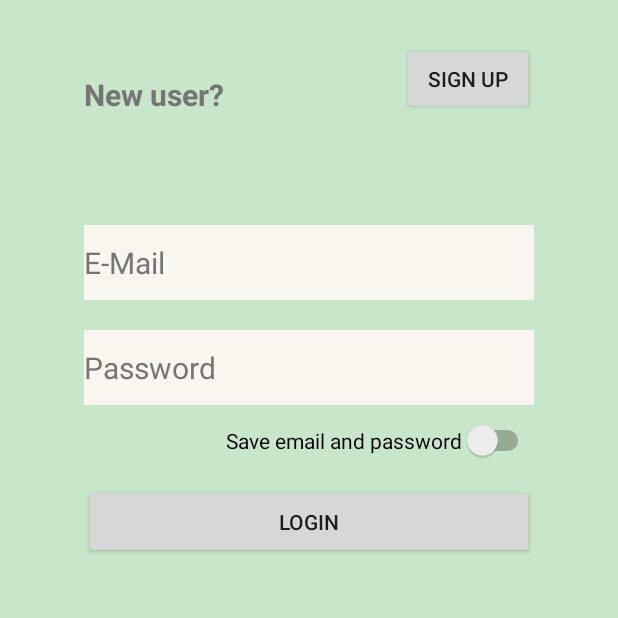
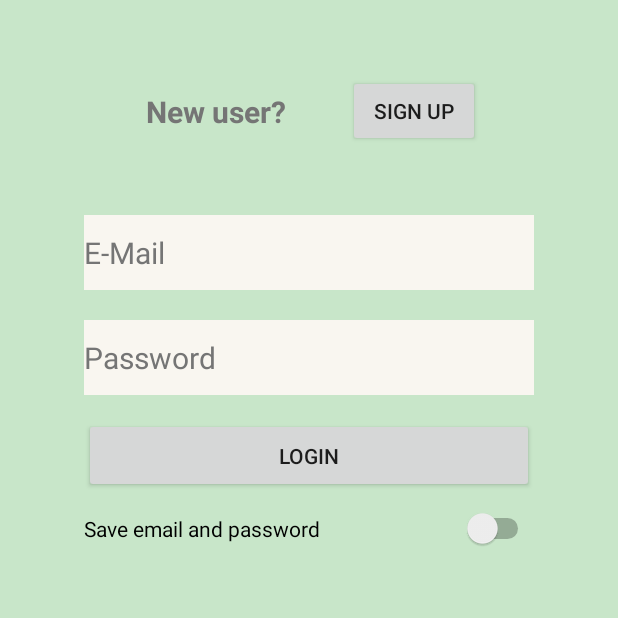
Before and after one commit to PasqualeSansonna/MovingFast, an Android app: the screen it shows after launch (LoginActivity), on a phone screen of 412 x 824 dp, the top half of it. Run offline under Robolectric (Android 15) with nearby library versions, the phone set to English and light mode, and no system bars.

Commit message:
Layout SignUp aggiornato con scrollView e tablelayout

```diff
--- a/app/src/main/AndroidManifest.xml
+++ b/app/src/main/AndroidManifest.xml
@@ -22,7 +22,9 @@
         android:supportsRtl="true"
         android:theme="@style/AppTheme"
         tools:ignore="AllowBackup">
-        <activity android:name=".SignUpActivity" android:theme="@style/Theme.AppCompat.Light.NoActionBar"/>
+        <activity android:name=".SignUpActivity"
+            android:theme="@style/Theme.AppCompat.Light.NoActionBar"
+            android:screenOrientation="fullSensor"/>
         <activity android:name=".LoginActivity" android:theme="@style/Theme.AppCompat.Light.NoActionBar" />
         <activity android:name=".SplashActivity" android:theme="@style/Theme.AppCompat.Light.NoActionBar">
             <intent-filter>
--- a/app/src/main/res/layout/activity_login.xml
+++ b/app/src/main/res/layout/activity_login.xml
@@ -1,82 +1,136 @@
 <?xml version="1.0" encoding="utf-8"?>
-<RelativeLayout xmlns:android="http://schemas.android.com/apk/res/android"
+<ScrollView xmlns:android="http://schemas.android.com/apk/res/android"
+    xmlns:app="http://schemas.android.com/apk/res-auto"
     xmlns:tools="http://schemas.android.com/tools"
-    android:id="@+id/login_container"
     android:layout_width="match_parent"
     android:layout_height="match_parent"
     android:background="@color/background"
-    android:windowSoftInputMode="stateHidden">
+    android:fillViewport="true">
 
+    <TableLayout
+        android:id="@+id/login_container"
+        android:layout_width="match_parent"
+        android:layout_height="wrap_content"
+        android:background="@color/background"
+        android:orientation="vertical">
+
+
+        <TableRow
+            android:id="@+id/row1"
+            android:layout_width="match_parent"
+            android:layout_height="match_parent"
+            android:layout_marginTop="50dp"
+            android:gravity="center">
+
+
+            <androidx.constraintlayout.widget.ConstraintLayout
+                android:layout_width="118dp"
+                android:layout_height="match_parent">
+
+                <TextView
+                    android:id="@+id/new_text"
+                    android:layout_width="wrap_content"
+                    android:layout_height="wrap_content"
+                    android:gravity="center"
+                    android:text="@string/new_user_text"
+                    android:textAppearance="?android:attr/textAppearanceMedium"
+                    android:textColor="@color/secondaryTextColor"
+                    android:textSize="@dimen/text_dimension"
+                    android:textStyle="bold"
+                    app:layout_constraintBottom_toBottomOf="parent"
+                    app:layout_constraintEnd_toStartOf="@+id/button_sign_up"
+                    app:layout_constraintStart_toStartOf="parent"
+                    app:layout_constraintTop_toTopOf="parent"
+                    app:layout_constraintVertical_bias="0.523"
+                    tools:layout_conversion_absoluteHeight="27dp"
+                    tools:layout_conversion_absoluteWidth="300dp" />
+
+                <Button
+                    android:id="@+id/button_sign_up"
+                    android:layout_width="wrap_content"
+                    android:layout_height="wrap_content"
+                    android:layout_marginEnd="36dp"
+                    android:text="@string/sign_up"
+                    app:layout_constraintBottom_toBottomOf="parent"
+                    app:layout_constraintEnd_toEndOf="parent"
+                    app:layout_constraintTop_toTopOf="parent"
+                    tools:layout_conversion_absoluteHeight="48dp"
+                    tools:layout_conversion_absoluteWidth="88dp" />
+
+            </androidx.constraintlayout.widget.ConstraintLayout>
+
+        </TableRow>
+
+        <TableRow
+            android:id="@+id/row2"
+            android:layout_width="match_parent"
+            android:layout_height="match_parent"
+            android:layout_marginTop="0dp"
+            android:gravity="center_horizontal">
 
             <EditText
                 android:id="@+id/email_login"
                 android:layout_width="@dimen/input_width"
                 android:layout_height="@dimen/input_height"
-        android:layout_centerHorizontal="true"
-        android:layout_marginTop="150dp"
+                android:layout_marginTop="45dp"
                 android:background="@color/white"
                 android:clickable="true"
                 android:ems="10"
                 android:hint="@string/edit_text_email"
+                android:inputType="textEmailAddress"
+                android:textColor="@color/secondaryTextColor"
                 android:textColorHint="@color/secondaryTextColor"
-        android:inputType="textEmailAddress"
-        android:textSize="@dimen/text_dimension"
-        android:textColor="@color/secondaryTextColor"/>
+                android:textSize="@dimen/text_dimension" />
+        </TableRow>
+
+        <TableRow
+            android:id="@+id/row3"
+            android:layout_width="match_parent"
+            android:layout_height="match_parent"
+            android:gravity="center_horizontal">
 
             <EditText
                 android:id="@+id/password_login"
                 android:layout_width="@dimen/input_width"
                 android:layout_height="@dimen/input_height"
-        android:layout_below="@+id/email_login"
-        android:layout_centerHorizontal="true"
-        android:layout_centerVertical="true"
                 android:layout_marginTop="20dp"
                 android:background="@color/white"
                 android:ems="10"
                 android:hint="@string/edit_text_password"
+                android:inputType="textPassword"
+                android:textColor="@color/secondaryTextColor"
                 android:textColorHint="@color/secondaryTextColor"
-        android:inputType="textPassword"
-        android:textSize="@dimen/text_dimension"
-        android:textColor="@color/secondaryTextColor"/>
+                android:textSize="@dimen/text_dimension" />
+        </TableRow>
+
+        <TableRow
+            android:id="@+id/row4"
+            android:layout_width="match_parent"
+            android:layout_height="match_parent"
+            android:gravity="center_horizontal">
 
             <Button
                 android:id="@+id/login_button"
                 android:layout_width="@dimen/input_width"
                 android:layout_height="@dimen/input_height"
-        android:layout_below="@+id/switch_login"
-        android:layout_centerHorizontal="true"
                 android:layout_marginTop="15dp"
                 android:text="@string/login_text" />
+        </TableRow>
 
-    <Button
-        android:id="@+id/button_sign_up"
-        android:layout_width="wrap_content"
-        android:layout_height="wrap_content"
-        android:layout_alignBottom="@+id/error_text"
-        android:layout_alignEnd="@+id/email_login"
-        android:text="@string/sign_up" />
-
-    <TextView
-        android:id="@+id/error_text"
-        android:layout_width="wrap_content"
-        android:layout_height="wrap_content"
-        android:layout_alignStart="@+id/email_login"
-        android:layout_alignParentTop="true"
-        android:layout_marginTop="49dp"
-        android:text="@string/new_user_text"
-        android:textAppearance="?android:attr/textAppearanceMedium"
-        android:textColor="@color/secondaryTextColor"
-        android:textSize="@dimen/text_dimension"
-        android:textStyle="bold" />
+        <TableRow
+            android:id="@+id/row5"
+            android:layout_width="match_parent"
+            android:layout_height="match_parent"
+            android:gravity="center_horizontal">
 
             <Switch
                 android:id="@+id/switch_login"
                 android:layout_width="wrap_content"
                 android:layout_height="wrap_content"
-        android:layout_alignEnd="@+id/login_button"
-        android:layout_below="@+id/password_login"
                 android:layout_marginTop="10dp"
                 android:checked="false"
                 android:text="@string/save_credentials" />
+        </TableRow>
 
-</RelativeLayout>
+    </TableLayout>
+</ScrollView>
```
Lines whose indentation alone changed are shown as unchanged.
